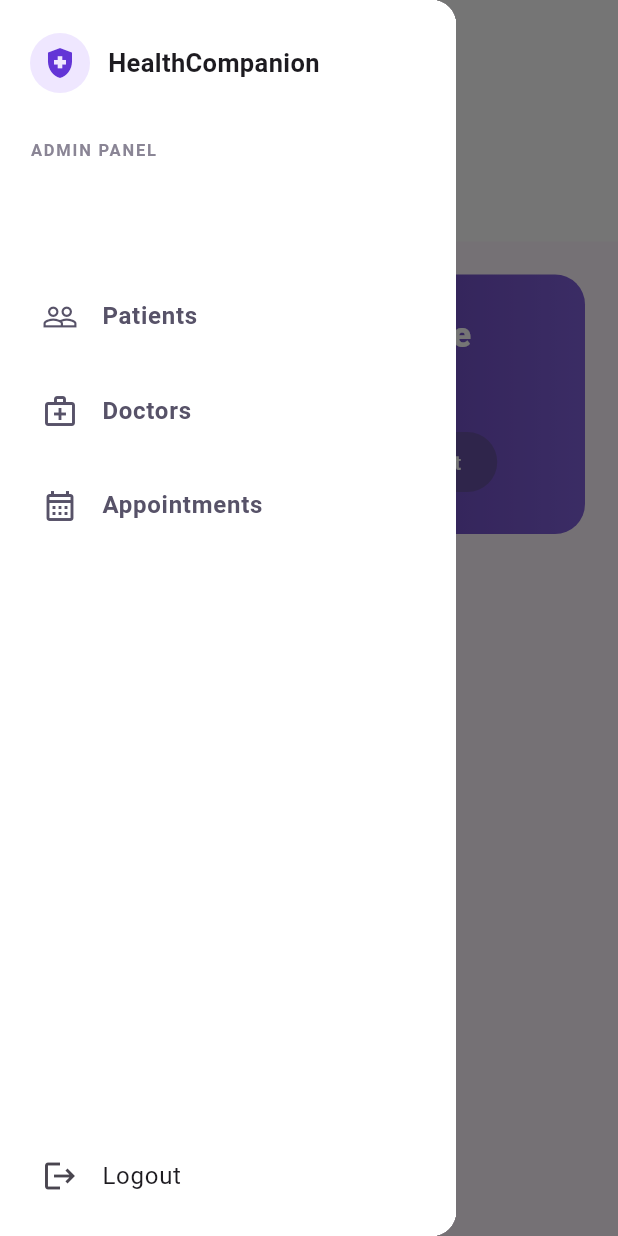
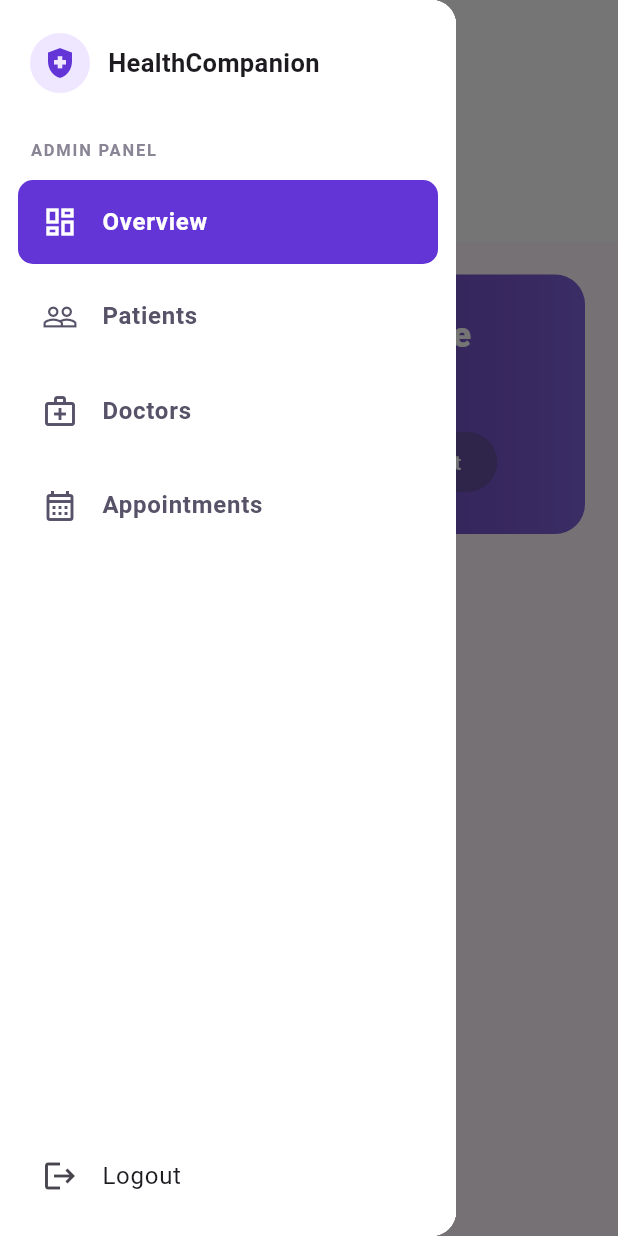
Before and after one commit to panchalrakshit/AI_Healthcare_Companion, a Flutter app: the AdminDashboard screen opened directly, with the side drawer open, on a phone screen of 412 x 824 dp. Run offline on Flutter 3.47's test engine with Material 3 defaults, Android fonts, the phone set to English and light mode, and no system bars; our stand-ins replace cloud_firestore, firebase_auth, firebase_core; accounts and stored records are empty.

Commit message:
Keep admin selected navigation background visible on its Material surface

```diff
--- a/lib/features/auth/dashboards/AdminDashboard.dart
+++ b/lib/features/auth/dashboards/AdminDashboard.dart
@@ -40,7 +40,7 @@
     }),
   );
 
-  Widget _sidebar({bool close = false}) => Container(
+  Widget _sidebar({bool close = false}) => Material(
     color: Colors.white,
     child: SafeArea(child: Column(children: [
       const Padding(
```
